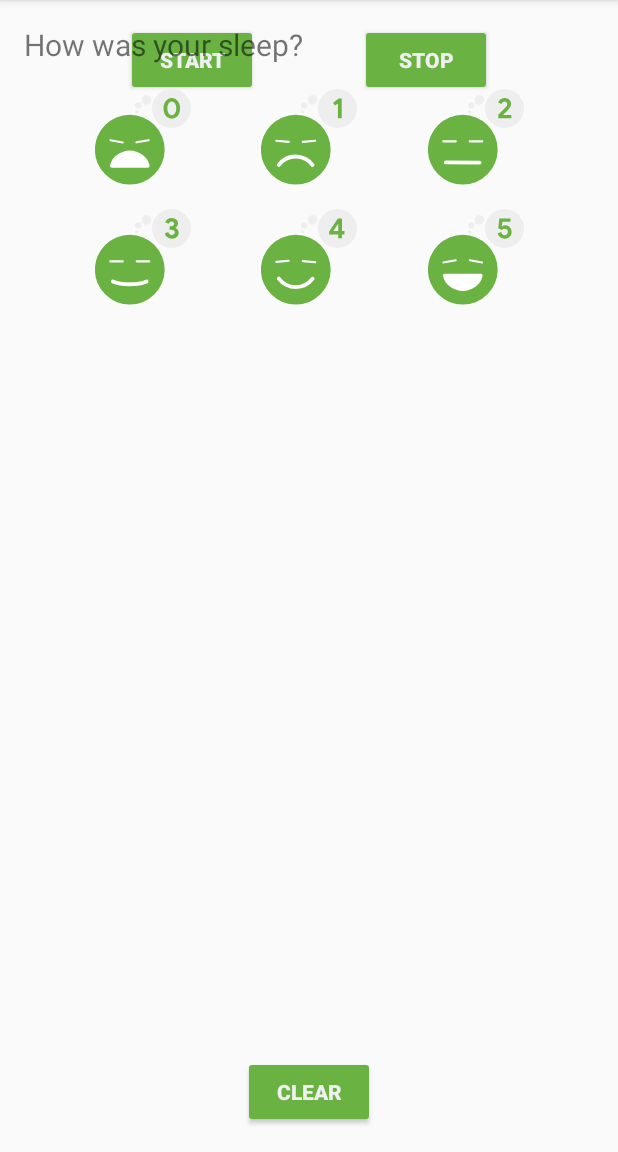
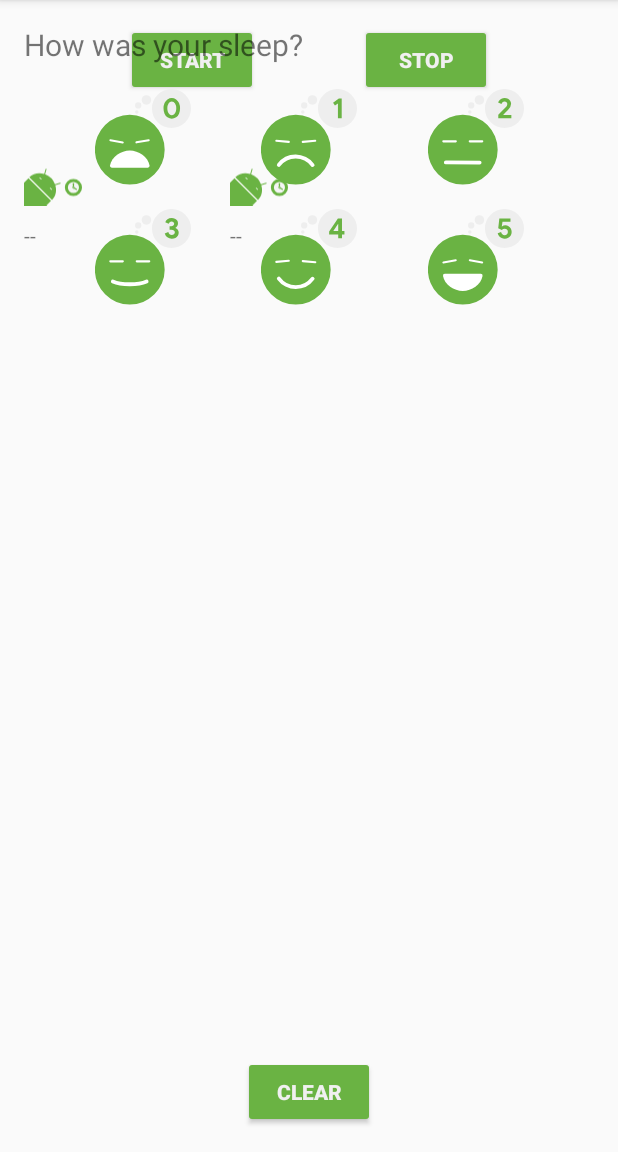
Before and after one commit to aryamansriram/AndroidUdacity, an Android app: the fragment SleepQualityFragment placed in its activity, on a phone screen of 412 x 824 dp, the part 84-1236 px from its top. Run offline under Robolectric (Android 15) with nearby library versions, the phone set to English and light mode, and no system bars; our stand-ins replace Room's generated code, data binding; Roboto replaces fonts that are not available here; 7 statements that could not run were skipped.

Commit message:
Added sleep tracker app

```diff
--- a/sleep_tracker/app/src/main/java/com/example/android/trackmysleepquality/database/SleepDatabaseDao.kt
+++ b/sleep_tracker/app/src/main/java/com/example/android/trackmysleepquality/database/SleepDatabaseDao.kt
@@ -36,5 +36,7 @@ interface SleepDatabaseDao {
     fun getAllNights(): LiveData<List<SleepNight>>
     @Query("SELECT * FROM daily_sleep_quality_table ORDER BY nightId DESC LIMIT 1")
     fun getTonight(): SleepNight?
+    @Query("SELECT * from daily_sleep_quality_table WHERE nightId = :key")
+    fun getNightWithId(key: Long): LiveData<SleepNight>
 
 }
--- /dev/null
+++ b/sleep_tracker/app/src/main/java/com/example/android/trackmysleepquality/sleeptracker/BindingUtils.kt
@@ -0,0 +1,36 @@
+package com.example.android.trackmysleepquality.sleeptracker
+
+import android.widget.ImageView
+import android.widget.TextView
+import androidx.databinding.BindingAdapter
+import com.example.android.trackmysleepquality.R
+import com.example.android.trackmysleepquality.convertDurationToFormatted
+import com.example.android.trackmysleepquality.convertNumericQualityToString
+import com.example.android.trackmysleepquality.database.SleepNight
+
+@BindingAdapter("sleepImage")
+fun ImageView.setSleepImage(item: SleepNight) {
+    setImageResource(when (item.sleepQuality) {
+        0 -> R.drawable.ic_sleep_0
+        1 -> R.drawable.ic_sleep_1
+        2 -> R.drawable.ic_sleep_2
+        3 -> R.drawable.ic_sleep_3
+        4 -> R.drawable.ic_sleep_4
+        5 -> R.drawable.ic_sleep_5
+        else -> R.drawable.ic_sleep_active
+    })
+}
+
+@BindingAdapter("sleepDurationFormatted")
+fun TextView.setSleepDurationFormatted(item: SleepNight?) {
+    item?.let {
+        text = convertDurationToFormatted(item.startTimeMilli, item.endTimeMilli,context.resources)
+    }
+}
+
+@BindingAdapter("sleepQualityString")
+fun TextView.setSleepQualityString(item: SleepNight?) {
+    item?.let {
+        text = convertNumericQualityToString(item.sleepQuality, context.resources)
+    }
+}
--- /dev/null
+++ b/sleep_tracker/app/src/main/java/com/example/android/trackmysleepquality/sleeptracker/SleepNightAdapter.kt
@@ -0,0 +1,64 @@
+package com.example.android.trackmysleepquality.sleeptracker
+
+import android.view.LayoutInflater
+import android.view.ViewGroup
+import androidx.recyclerview.widget.DiffUtil
+import androidx.recyclerview.widget.RecyclerView
+import com.example.android.trackmysleepquality.database.SleepNight
+import com.example.android.trackmysleepquality.databinding.ListItemSleepNightBinding
+
+class SleepNightAdapter(val clickListener: SleepNightListener):androidx.recyclerview.widget.ListAdapter<SleepNight,SleepNightAdapter.ViewHolder>(SleepNightDiffCallback()) {
+
+
+
+    override fun onBindViewHolder(holder: ViewHolder, position: Int) {
+        val item = getItem(position)
+        holder.bind(item!!,clickListener)
+    }
+
+
+
+    override fun onCreateViewHolder(parent: ViewGroup, viewType: Int): ViewHolder {
+        return ViewHolder.from(parent)
+    }
+
+    class ViewHolder private constructor(val binding: ListItemSleepNightBinding): RecyclerView.ViewHolder(binding.root){
+
+
+        fun bind(
+            item: SleepNight,
+            clickListener: SleepNightListener
+        ) {
+            binding.sleep = item
+            binding.clickListener = clickListener
+            binding.executePendingBindings()
+        }
+
+
+        companion object {
+            fun from(parent: ViewGroup): ViewHolder {
+                val layoutInflater = LayoutInflater.from(parent.context)
+                val binding = ListItemSleepNightBinding.inflate(layoutInflater,parent,false)
+                return ViewHolder(binding)
+            }
+        }
+
+    }
+
+    class SleepNightDiffCallback: DiffUtil.ItemCallback<SleepNight>(){
+        override fun areItemsTheSame(oldItem: SleepNight, newItem: SleepNight): Boolean {
+            return oldItem.nightId == newItem.nightId
+        }
+
+        override fun areContentsTheSame(oldItem: SleepNight, newItem: SleepNight): Boolean {
+            return oldItem == newItem
+        }
+
+    }
+
+
+
+}
+class SleepNightListener(val clickListener: (sleepId: Long) -> Unit) {
+    fun onClick(night: SleepNight) = clickListener(night.nightId)
+}
--- a/sleep_tracker/app/src/main/java/com/example/android/trackmysleepquality/sleeptracker/SleepTrackerFragment.kt
+++ b/sleep_tracker/app/src/main/java/com/example/android/trackmysleepquality/sleeptracker/SleepTrackerFragment.kt
@@ -20,11 +20,13 @@ import android.os.Bundle
 import android.view.LayoutInflater
 import android.view.View
 import android.view.ViewGroup
+import android.widget.Toast
 import androidx.databinding.DataBindingUtil
 import androidx.fragment.app.Fragment
 import androidx.lifecycle.Observer
 import androidx.lifecycle.ViewModelProvider
 import androidx.navigation.fragment.findNavController
+import androidx.recyclerview.widget.GridLayoutManager
 import com.example.android.trackmysleepquality.R
 import com.example.android.trackmysleepquality.database.SleepDatabase
 import com.example.android.trackmysleepquality.databinding.FragmentSleepTrackerBinding
@@ -63,6 +65,25 @@ class SleepTrackerFragment : Fragment() {
 
         binding.lifecycleOwner = this
 
+        val adapter = SleepNightAdapter(SleepNightListener {
+                nightId ->  sleepTrackerViewModel.onSleepNightClicked(nightId)
+        })
+
+
+        binding.sleepList.adapter = adapter
+
+
+        val manager = GridLayoutManager(activity, 3)
+        binding.sleepList.layoutManager = manager
+
+
+        sleepTrackerViewModel.nights.observe(viewLifecycleOwner, Observer {
+            it?.let{
+                adapter.submitList(it)
+        }
+
+        })
+
 
         sleepTrackerViewModel.navigateToSleepQuality.observe(viewLifecycleOwner, Observer {night ->
             night?.let {
--- a/sleep_tracker/app/src/main/java/com/example/android/trackmysleepquality/sleeptracker/SleepTrackerViewModel.kt
+++ b/sleep_tracker/app/src/main/java/com/example/android/trackmysleepquality/sleeptracker/SleepTrackerViewModel.kt
@@ -33,7 +33,7 @@ class SleepTrackerViewModel(
         private var viewModelJob = Job()
         private val uiScope = CoroutineScope(Dispatchers.Main +  viewModelJob)
         private var tonight = MutableLiveData<SleepNight?>()
-        private val nights = database.getAllNights()
+        val nights = database.getAllNights()
 
         private var _showSnackbarEvent = MutableLiveData<Boolean>()
 
--- /dev/null
+++ b/sleep_tracker/app/src/main/res/drawable/ic_sleep_active.xml
@@ -0,0 +1,77 @@
+<!--
+  ~ Copyright 2018, The Android Open Source Project
+  ~
+  ~ Licensed under the Apache License, Version 2.0 (the "License");
+  ~ you may not use this file except in compliance with the License.
+  ~ You may obtain a copy of the License at
+  ~
+  ~     http://www.apache.org/licenses/LICENSE-2.0
+  ~
+  ~ Unless required by applicable law or agreed to in writing, software
+  ~ distributed under the License is distributed on an "AS IS" BASIS,
+  ~ WITHOUT WARRANTIES OR CONDITIONS OF ANY KIND, either express or implied.
+  ~ See the License for the specific language governing permissions and
+  ~ limitations under the License.
+  -->
+
+<vector xmlns:android="http://schemas.android.com/apk/res/android"
+    android:width="108dp"
+    android:height="108dp"
+    android:viewportWidth="512"
+    android:viewportHeight="512">
+    <path
+        android:pathData="M35.58,297.76l6.18,-7.64l98.76,-8.5l100.14,101.33l-20,86.04l-7.5,6.29l-126.86,-7.63l-50.72,-169.89z"
+        android:fillColor="#fff"/>
+    <path
+        android:pathData="M389,302.51q-28.14,0 -47.68,19.54T321.8,369.73q0,28.15 19.55,48.08T389,437.74q28.14,0 48.08,-19.93T457,369.73q0,-28.14 -19.93,-47.68T389,302.51Z"
+        android:fillColor="#6ab343"/>
+    <path
+        android:pathData="M389.17,326.32a43.23,43.23 0,0 0,-43.55 43.55A42.84,42.84 0,0 0,358.28 401a41.6,41.6 0,0 0,30.89 12.92,44.09 44.09,0 0,0 44.05,-44.06A41.61,41.61 0,0 0,420.31 339,42.91 42.91,0 0,0 389.17,326.32Z"
+        android:fillColor="#f5f5f5"/>
+    <path
+        android:pathData="M389.4,363.79L389.4,340.35"
+        android:strokeLineJoin="round"
+        android:strokeWidth="10"
+        android:fillColor="#00000000"
+        android:strokeColor="#6ab343"
+        android:strokeLineCap="round"/>
+    <path
+        android:pathData="M394.5,373.69L412.12,384.46"
+        android:strokeLineJoin="round"
+        android:strokeWidth="10"
+        android:fillColor="#00000000"
+        android:strokeColor="#6ab343"
+        android:strokeLineCap="round"/>
+    <path
+        android:pathData="M389.39,363.79a6.25,6.25 0,0 0,-6.3 6.3,6.2 6.2,0 0,0 1.83,4.5 6,6 0,0 0,4.47 1.87,6.37 6.37,0 0,0 6.36,-6.37 6,6 0,0 0,-1.86 -4.47A6.21,6.21 0,0 0,389.39 363.79Z"
+        android:strokeWidth="7"
+        android:fillColor="#f5f5f5"
+        android:strokeColor="#6ab343"/>
+    <group>
+        <clip-path android:pathData="M584.94,0h512v512h-512z M 0,0"/>
+        <path
+            android:pathData="M448.55,437.05,709.34,697.84a8.72,8.72,0,0,0,12.32,0l325.45,-325.45a8.72,8.72,0,0,0,0,-12.32L778,91a18.84,18.84,0,0,0,-26.65,0L442,382.4l-2.36,5.16A44.07,44.07,0,0,0,448.55,437.05Z"
+            android:fillColor="#43a047"/>
+        <path
+            android:pathData="M440.25,415.17l275.52002,275.52l335.0,-334.99l-278.15002,-278.15002l-334.26,328.40002l1.8900146,9.220001z"
+            android:fillColor="#c0ca33"/>
+        <path
+            android:pathData="M544.72,137.12h393.36v473.76h-393.36z"
+            android:fillColor="#e6ee9c"/>
+        <path
+            android:pathData="M548.74,117.2H930.26a8.41,8.41,0,0,1,8.41,8.41V586.47a8.41,8.41,0,0,1,-8.41,8.41H548.74a18.19,18.19,0,0,1,-18.19,-18.19V135.4a18.19,18.19,0,0,1,18.19,-18.19Z"
+            android:fillColor="#6ab343"/>
+        <path
+            android:pathData="M601.64,-8.95h13.65v477.68h-13.65z"
+            android:fillColor="#43a047"/>
+        <path
+            android:pathData="M612.29,-1.71h6.82v477.68h-6.82z"
+            android:fillColor="#66bb6a"/>
+    </group>
+    <group>
+        <clip-path android:pathData="M0,0h512v512h-512z M 0,0"/>
+        <path
+            android:pathData="M246.59,351.91l39.17,-11.45a3.89,3.89,0,1,0,-2.17,-7.47L244,344.56a136.82,136.82,0,0,0,-77.69,-77.77l11.49,-39.53a3.89,3.89,0,1,0,-7.46,-2.19l-11.42,39.16c-41.3,-13.19,-86.47,-4.84,-117.17,25.89L220.66,469c30.72,-30.71,39,-75.78,25.93,-117.08m-211,-54.15L-93.27,426.67a29.94,29.94,0,0,0,0,42.38l14.43,14.43,-44,44a28.11,28.11,0,0,0,0,39.71,28.12,28.12,0,0,0,39.74,0l44,-44L-12.31,550l-44,44a28.1,28.1,0,0,0,0,39.71,28.1,28.1,0,0,0,39.74,0l44,-44,14.49,14.47a30,30,0,0,0,42.39,0l128.86,-128.9Zm180.59,90.92L203.59,376.1a1.71,1.71,0,0,1,0,-2.41l1.59,-1.59a1.71,1.71,0,0,1,2.41,0l12.58,12.58a1.71,1.71,0,0,1,0,2.41l-1.59,1.59A1.7,1.7,0,0,1,216.17,388.68Zm-81.43,-81.43,-12.58,-12.58a1.7,1.7,0,0,1,0,-2.4l1.59,-1.6a1.71,1.71,0,0,1,2.41,0l12.58,12.59a1.68,1.68,0,0,1,0,2.4l-1.59,1.59A1.7,1.7,0,0,1,134.74,307.25Zm-99.16,-9.49L-93.27,426.67a29.94,29.94,0,0,0,0,42.38l14.43,14.43,-44,44a28.11,28.11,0,0,0,0,39.71,28.12,28.12,0,0,0,39.74,0l44,-44L-12.31,550l-44,44a28.1,28.1,0,0,0,0,39.71,28.1,28.1,0,0,0,39.74,0l44,-44,14.49,14.47a30,30,0,0,0,42.39,0l128.86,-128.9Z"
+            android:fillColor="#6ab343"/>
+    </group>
+</vector>
--- a/sleep_tracker/app/src/main/res/layout/fragment_sleep_tracker.xml
+++ b/sleep_tracker/app/src/main/res/layout/fragment_sleep_tracker.xml
@@ -39,28 +39,15 @@
              better and more efficient way to do this, and you will learn about
              RecyclerView in a later lesson. -->
 
-        <ScrollView
-            android:layout_width="match_parent"
+        <androidx.recyclerview.widget.RecyclerView
+            android:id="@+id/sleep_list"
+            android:layout_width="0dp"
             android:layout_height="0dp"
             app:layout_constraintBottom_toTopOf="@+id/clear_button"
             app:layout_constraintEnd_toEndOf="parent"
-            app:layout_constraintRight_toRightOf="parent"
             app:layout_constraintStart_toStartOf="parent"
-            app:layout_constraintTop_toBottomOf="@+id/stop_button">
+            app:layout_constraintTop_toBottomOf="@+id/stop_button" />
 
-            <!-- In the TextView, we can access the nightsString LiveData,
-                 which keeps it displayed and updated in the TextView
-                 whenever it changes. -->
-
-            <TextView
-                android:id="@+id/textview"
-                android:layout_width="match_parent"
-                android:layout_height="wrap_content"
-                android:layout_marginStart="@dimen/margin"
-                android:layout_marginTop="@dimen/margin"
-                android:layout_marginEnd="@dimen/margin"
-                android:text="@{sleepTrackerViewModel.nightsString}" />
-        </ScrollView>
 
         <!-- With data binding and LiveData, we can track the buttons' visibility states
              from the ViewModel. The click handler is in the ViewModel as well, and
--- /dev/null
+++ b/sleep_tracker/app/src/main/res/layout/list_item_sleep_night.xml
@@ -0,0 +1,51 @@
+<?xml version="1.0" encoding="utf-8"?>
+<layout xmlns:android="http://schemas.android.com/apk/res/android"
+    xmlns:app="http://schemas.android.com/apk/res-auto"
+    xmlns:tools="http://schemas.android.com/tools">
+
+    <data>
+        <variable
+            name="sleep"
+            type="com.example.android.trackmysleepquality.database.SleepNight" />
+
+        <variable
+            name="clickListener"
+            type="com.example.android.trackmysleepquality.sleeptracker.SleepNightListener"/>
+
+
+
+
+    </data>
+
+    <androidx.constraintlayout.widget.ConstraintLayout
+        android:layout_width="match_parent"
+        android:layout_height="wrap_content"
+        android:onClick="@{() -> clickListener.onClick(sleep)}"
+        >
+
+        <ImageView
+            android:id="@+id/quality_image"
+            android:layout_width="43dp"
+            android:layout_height="48dp"
+            android:layout_marginStart="16dp"
+            android:layout_marginTop="8dp"
+            android:layout_marginBottom="8dp"
+            app:layout_constraintBottom_toBottomOf="parent"
+            app:layout_constraintStart_toStartOf="parent"
+            app:layout_constraintTop_toTopOf="parent"
+            app:sleepImage="@{sleep}"
+            app:srcCompat="@drawable/ic_sleep_5"
+            tools:srcCompat="@drawable/ic_sleep_5" />
+
+        <TextView
+            android:id="@+id/quality_string"
+            android:layout_width="0dp"
+            android:layout_height="wrap_content"
+            android:layout_marginTop="8dp"
+            android:textAlignment="viewStart"
+            app:layout_constraintEnd_toEndOf="@+id/quality_image"
+            app:layout_constraintStart_toStartOf="@+id/quality_image"
+            app:layout_constraintTop_toBottomOf="@+id/quality_image"
+            app:sleepQualityString="@{sleep}" />
+    </androidx.constraintlayout.widget.ConstraintLayout>
+</layout>
--- a/sleep_tracker/app/src/main/res/values/strings.xml
+++ b/sleep_tracker/app/src/main/res/values/strings.xml
@@ -52,5 +52,9 @@
 
     <!-- Toast to play after Clear button has been pressed -->
     <string name="cleared_message">All your data is gone forever.</string>
-
+    <string name="header_text">Sleep Results</string>
+    <string name="close">Close</string>
+    <string name="minutes_length">%d minutes on %s</string>
+    <string name="hours_length">%d hours on %s</string>
+    <string name="seconds_length">%d seconds on %s</string>
 </resources>
```
Also changed, not shown: sleep_tracker/app/src/main/java/com/example/android/trackmysleepquality/Util.kt (+48 -1 lines), sleep_tracker/app/src/main/java/com/example/android/trackmysleepquality/sleepdetail/SleepDetailFragment.kt (added, +83 -0 lines), sleep_tracker/app/src/main/java/com/example/android/trackmysleepquality/sleepdetail/SleepDetailViewModel.kt (added, +92 -0 lines), sleep_tracker/app/src/main/java/com/example/android/trackmysleepquality/sleepdetail/SleepDetailViewModelFactory.kt (added, +38 -0 lines), sleep_tracker/app/src/main/res/layout/fragment_sleep_detail.xml (added, +68 -0 lines), sleep_tracker/app/src/main/res/layout/text_item_view.xml (added, +7 -0 lines), sleep_tracker/app/src/main/res/navigation/navigation.xml (+20 -2 lines).
